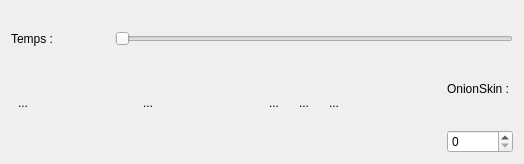
The window that src/tweedy/gui/viewerImg/ViewerTweedy.ui (stopmotionimac/tweedy) describes before a commit, drawn with Qt 5.
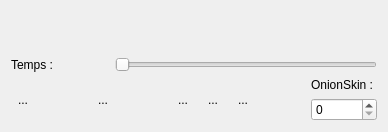
The same window after the commit.

What changed in the file:
```diff
--- a/src/tweedy/gui/viewerImg/ViewerTweedy.ui
+++ b/src/tweedy/gui/viewerImg/ViewerTweedy.ui
@@ -6,14 +6,14 @@
    <rect>
     <x>0</x>
     <y>0</y>
-    <width>524</width>
-    <height>164</height>
+    <width>388</width>
+    <height>132</height>
    </rect>
   </property>
   <property name="windowTitle">
    <string>Form</string>
   </property>
-  <layout class="QVBoxLayout" name="verticalLayout_3">
+  <layout class="QVBoxLayout" name="verticalLayout_2">
    <item>
     <widget class="QLabel" name="viewerLabel">
      <property name="sizePolicy">
@@ -40,12 +40,10 @@
     </widget>
    </item>
    <item>
-    <layout class="QVBoxLayout" name="verticalLayout_2">
-     <property name="sizeConstraint">
-      <enum>QLayout::SetFixedSize</enum>
-     </property>
-     <item>
       <layout class="QHBoxLayout" name="horizontalLayout_3">
+     <property name="sizeConstraint">
+      <enum>QLayout::SetMinimumSize</enum>
+     </property>
        <item>
         <widget class="QLabel" name="timeText">
          <property name="text">
@@ -77,33 +75,21 @@
      </item>
      <item>
       <layout class="QHBoxLayout" name="horizontalLayout_2">
-       <item>
-        <widget class="QToolButton" name="captureButton">
-         <property name="text">
-          <string>...</string>
-         </property>
-         <property name="autoRaise">
-          <bool>true</bool>
-         </property>
-        </widget>
-       </item>
-       <item>
-        <layout class="QVBoxLayout" name="verticalLayout">
-         <item>
-          <spacer name="verticalSpacer">
-           <property name="orientation">
-            <enum>Qt::Vertical</enum>
-           </property>
-           <property name="sizeHint" stdset="0">
-            <size>
-             <width>20</width>
-             <height>40</height>
-            </size>
-           </property>
-          </spacer>
-         </item>
+     <property name="sizeConstraint">
+      <enum>QLayout::SetMinimumSize</enum>
+     </property>
          <item>
           <layout class="QHBoxLayout" name="horizontalLayout">
+       <item>
+        <widget class="QToolButton" name="captureButton">
+         <property name="text">
+          <string>...</string>
+         </property>
+         <property name="autoRaise">
+          <bool>true</bool>
+         </property>
+        </widget>
+       </item>
            <item>
             <spacer name="horizontalSpacer">
              <property name="orientation">
@@ -186,36 +172,16 @@
           </layout>
          </item>
          <item>
-          <spacer name="verticalSpacer_2">
-           <property name="orientation">
-            <enum>Qt::Vertical</enum>
-           </property>
-           <property name="sizeHint" stdset="0">
-            <size>
-             <width>20</width>
-             <height>40</height>
-            </size>
-           </property>
-          </spacer>
-         </item>
-        </layout>
-       </item>
+      <layout class="QVBoxLayout" name="verticalLayout">
        <item>
-        <layout class="QGridLayout" name="gridLayout">
-         <property name="spacing">
-          <number>4</number>
-         </property>
-         <item row="0" column="0">
           <widget class="QLabel" name="onionSkinLabel">
            <property name="text">
             <string>OnionSkin : </string>
            </property>
           </widget>
          </item>
-         <item row="1" column="0">
+       <item>
           <widget class="QSpinBox" name="spinBox"/>
-         </item>
-        </layout>
        </item>
       </layout>
      </item>
```
Lines whose indentation alone changed are shown as unchanged.
